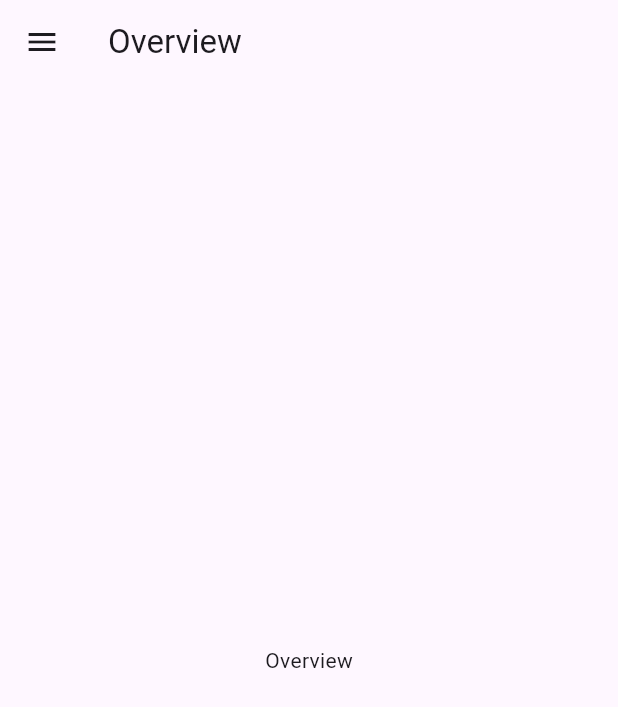
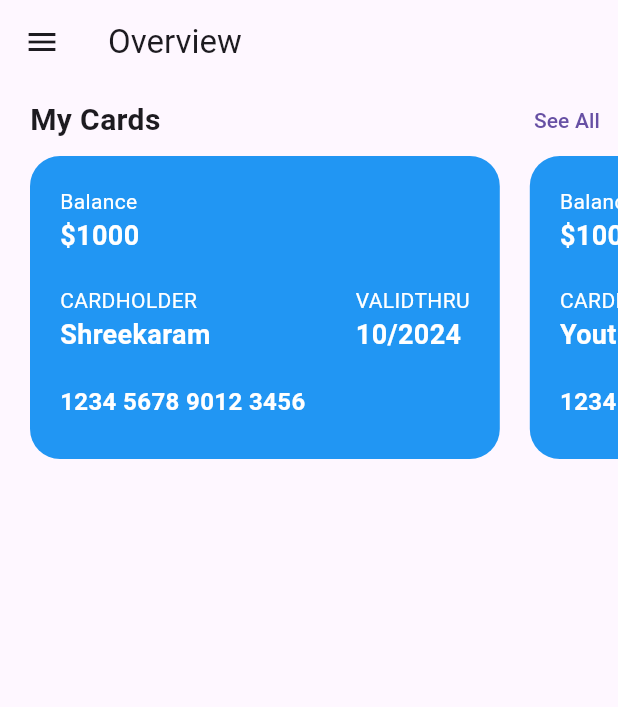
Before and after one commit to shreekaramhq/bankdash, a Flutter app: the OverviewScreen screen opened directly, on a phone screen of 412 x 824 dp. Shown: the top 707 px of the screen. Run offline on Flutter 3.47's test engine with Material 3 defaults, Android fonts, the phone set to English and light mode, and no system bars; our stand-ins replace go_router.

Commit message:
feat: add cards slider

```diff
--- /dev/null
+++ b/lib/modules/cards/barrel.dart
@@ -0,0 +1,2 @@
+export "presentation/cards_slider.dart";
+export "presentation/cards_list_view.dart";
--- /dev/null
+++ b/lib/modules/cards/domain/dash_card.dart
@@ -0,0 +1,18 @@
+class DashCard {
+  final String id;
+  final String holderName;
+  final DateTime validThru;
+  final String cardNumber;
+  final String cardType;
+  final double balance;
+  final String currency = "\$";
+
+  DashCard({
+    required this.id,
+    required this.holderName,
+    required this.validThru,
+    required this.cardNumber,
+    required this.cardType,
+    required this.balance,
+  });
+}
--- /dev/null
+++ b/lib/modules/cards/presentation/cards_list_view.dart
@@ -0,0 +1,20 @@
+import 'package:flutter/material.dart';
+
+class CardsListView extends StatelessWidget {
+  const CardsListView({super.key});
+
+  @override
+  Widget build(BuildContext context) {
+    return Scaffold(
+      appBar: AppBar(
+        leading: IconButton(
+          icon: const Icon(Icons.arrow_back),
+          onPressed: () {
+            Navigator.of(context).pop();
+          },
+        ),
+        title: const Text("My Cards"),
+      ),
+    );
+  }
+}
--- /dev/null
+++ b/lib/modules/cards/presentation/cards_slider.dart
@@ -0,0 +1,68 @@
+import 'package:flutter/material.dart';
+import 'package:go_router/go_router.dart';
+
+import '../domain/dash_card.dart';
+import 'widgets/dash_card_block.dart';
+
+final cardsList = [
+  DashCard(
+    id: "1",
+    holderName: "Shreekaram",
+    validThru: DateTime.now(),
+    cardNumber: "1234 5678 9012 3456",
+    cardType: "MasterCard",
+    balance: 1000,
+  ),
+  DashCard(
+    id: "2",
+    holderName: "Youtube",
+    validThru: DateTime.now(),
+    cardNumber: "1234 5678 9012 3456",
+    cardType: "MasterCard",
+    balance: 1000,
+  ),
+];
+
+class CardsSlider extends StatelessWidget {
+  const CardsSlider({super.key});
+
+  @override
+  Widget build(BuildContext context) {
+    return Container(
+      padding: const EdgeInsets.only(left: 20),
+      height: 250,
+      child: Column(
+        children: [
+          Row(
+            mainAxisAlignment: MainAxisAlignment.spaceBetween,
+            children: [
+              const Text(
+                "My Cards",
+                style: TextStyle(
+                  fontSize: 20,
+                  fontWeight: FontWeight.bold,
+                ),
+              ),
+              TextButton(
+                  onPressed: () {
+                    context.go('/cards');
+                  },
+                  child: const Text("See All")),
+            ],
+          ),
+          Expanded(
+            child: PageView.builder(
+              controller: PageController(viewportFraction: 0.85),
+              padEnds: false,
+              itemCount: cardsList.length,
+              itemBuilder: (context, index) {
+                final card = cardsList[index];
+                return DashCardBlock(card: card);
+              },
+            ),
+          ),
+        ],
+      ),
+    );
+  }
+}
--- /dev/null
+++ b/lib/modules/cards/presentation/widgets/dash_card_block.dart
@@ -0,0 +1,88 @@
+import 'package:flutter/material.dart';
+
+import '../../domain/dash_card.dart';
+
+const textStyle = TextStyle(color: Colors.white);
+
+class DashCardBlock extends StatelessWidget {
+  final DashCard card;
+  const DashCardBlock({super.key, required this.card});
+
+  @override
+  Widget build(BuildContext context) {
+    return Container(
+      padding: const EdgeInsets.all(20),
+      margin: const EdgeInsets.only(right: 20),
+      decoration: BoxDecoration(
+        borderRadius: BorderRadius.circular(20),
+        color: Colors.blue,
+      ),
+      child: Column(
+        crossAxisAlignment: CrossAxisAlignment.start,
+        children: [
+          Column(
+            crossAxisAlignment: CrossAxisAlignment.start,
+            children: [
+              const Text(
+                "Balance",
+                style: textStyle,
+              ),
+              Text(
+                "${card.currency}${card.balance.round()}",
+                style: textStyle.copyWith(
+                  fontSize: 18,
+                  fontWeight: FontWeight.bold,
+                ),
+              ),
+            ],
+          ),
+          const SizedBox(height: 20),
+          Row(
+            mainAxisAlignment: MainAxisAlignment.spaceBetween,
+            children: [
+              Column(
+                crossAxisAlignment: CrossAxisAlignment.start,
+                children: [
+                  const Text("CARDHOLDER", style: textStyle),
+                  Text(
+                    card.holderName,
+                    style: const TextStyle(
+                      color: Colors.white,
+                      fontSize: 18,
+                      fontWeight: FontWeight.bold,
+                    ),
+                  ),
+                ],
+              ),
+              Column(
+                crossAxisAlignment: CrossAxisAlignment.start,
+                children: [
+                  const Text(
+                    "VALIDTHRU",
+                    style: textStyle,
+                  ),
+                  Text(
+                    "${card.validThru.month}/${card.validThru.year}",
+                    style: const TextStyle(
+                      color: Colors.white,
+                      fontSize: 18,
+                      fontWeight: FontWeight.bold,
+                    ),
+                  ),
+                ],
+              ),
+            ],
+          ),
+          const SizedBox(height: 20),
+          Text(
+            card.cardNumber.toString(),
+            style: textStyle.copyWith(
+              fontSize: 16,
+              fontWeight: FontWeight.bold,
+            ),
+          ),
+        ],
+      ),
+    );
+  }
+}
--- a/lib/navigation/app_router.dart
+++ b/lib/navigation/app_router.dart
@@ -1,28 +1,9 @@
-import 'package:flutter/material.dart';
+import 'package:bankdash/modules/cards/presentation/cards_list_view.dart';
 import 'package:go_router/go_router.dart';
 
 import 'screens/accounts_screen.dart';
 import 'screens/home_screen.dart';
-import 'screens/widgets/home_app_bar.dart';
-
-class OverviewPage extends StatelessWidget {
-  const OverviewPage({super.key});
-
-  @override
-  Widget build(BuildContext context) {
-    return Scaffold(
-      appBar: HomeAppBar(
-        title: "Overview",
-        onMenuTap: () {
-          Scaffold.of(context).openDrawer();
-        },
-      ),
-      body: const Center(
-        child: Text('Overview'),
-      ),
-    );
-  }
-}
+import 'screens/overview_screen.dart';
 
 final appRouter = GoRouter(
   routes: [
@@ -33,7 +14,7 @@ final appRouter = GoRouter(
       routes: [
         GoRoute(
           path: '/',
-          builder: (context, state) => const OverviewPage(),
+          builder: (context, state) => const OverviewScreen(),
         ),
         GoRoute(
           path: '/accounts',
@@ -41,5 +22,9 @@ final appRouter = GoRouter(
         ),
       ],
     ),
+    GoRoute(
+      path: '/cards',
+      builder: (context, state) => const CardsListView(),
+    ),
   ],
 );
--- a/lib/navigation/screens/overview_screen.dart
+++ b/lib/navigation/screens/overview_screen.dart
@@ -1,4 +1,6 @@
 import 'package:flutter/material.dart';
+
+import 'package:bankdash/modules/cards/barrel.dart';
 
 import 'widgets/home_app_bar.dart';
 
@@ -14,8 +16,12 @@ class OverviewScreen extends StatelessWidget {
           Scaffold.of(context).openDrawer();
         },
       ),
-      body: const Center(
-        child: Text('Overview'),
+      body: const SingleChildScrollView(
+        child: Column(
+          children: [
+            CardsSlider(),
+          ],
+        ),
       ),
     );
   }
```
